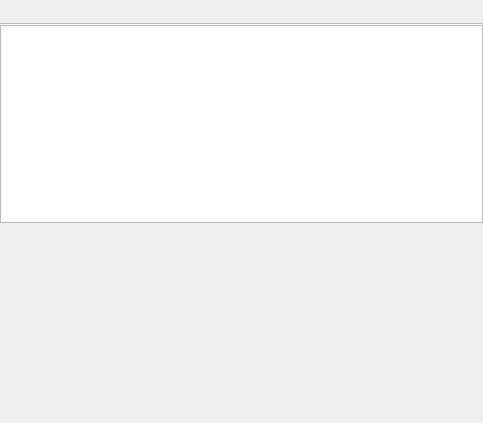
The window that qt/ui/entry_view.ui (Mouchnino/moneyguru) describes before a commit, drawn with Qt 5.
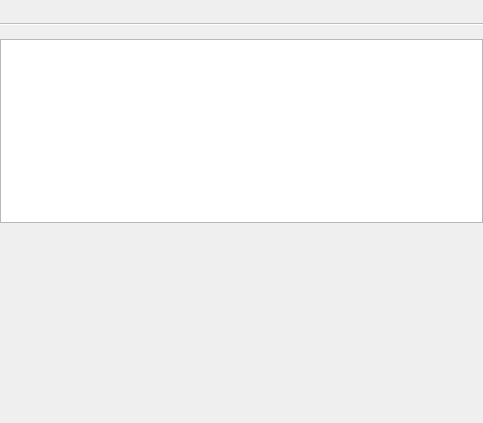
The same window after the commit. Custom widgets are drawn as their Qt base class.

Commit message:
qt: Implemented totals label in the ttable/etable.
extra : convert_revision : svn%3A7afd0f2a-1d33-46b8-9979-f8add37626ee/trunk%40242

The edit to the form file:
```diff
--- a/qt/ui/entry_view.ui
+++ b/qt/ui/entry_view.ui
@@ -30,6 +30,13 @@
      </property>
     </widget>
    </item>
+   <item>
+    <widget class="QLabel" name="totalsLabel">
+     <property name="text">
+      <string/>
+     </property>
+    </widget>
+   </item>
    <item>
     <widget class="TableView" name="tableView">
      <property name="acceptDrops">
```
The commit also changes 5 other files.
